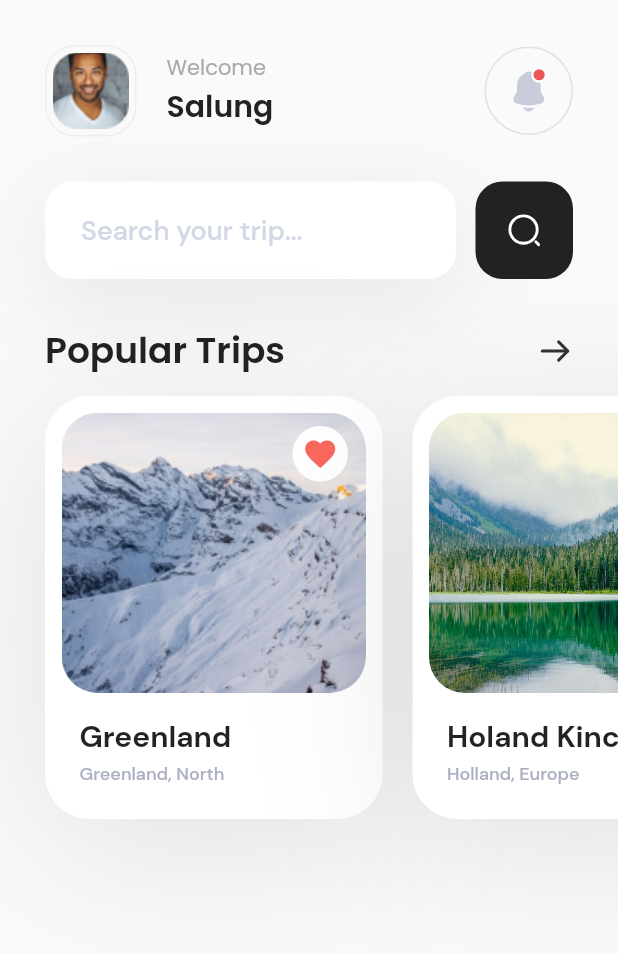
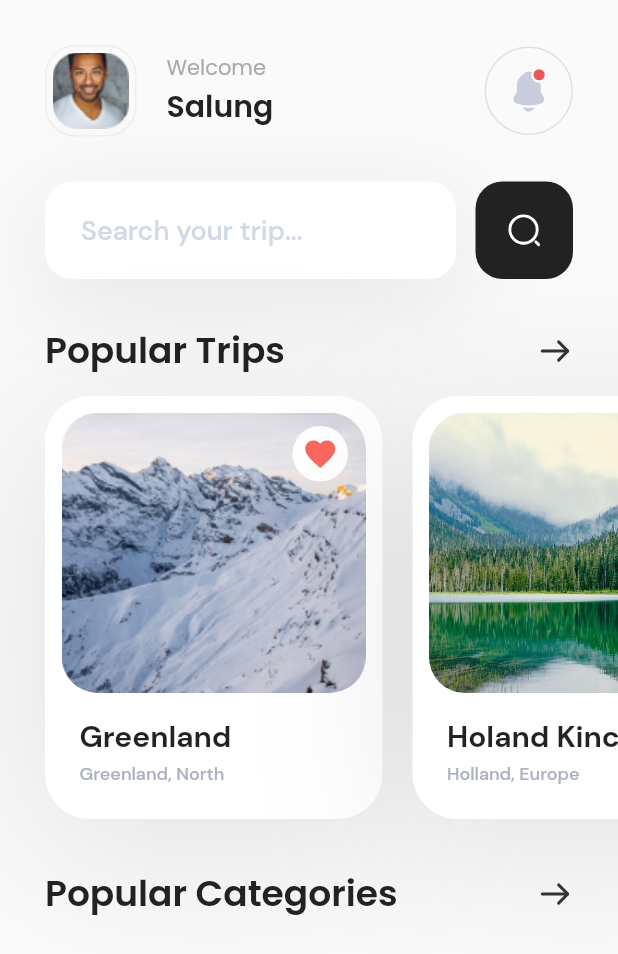
Before and after one commit to Dan-Y-Ko/Flutter-Dart-Playground, a Flutter app: the screen it shows after launch, on a phone screen of 412 x 824 dp. Shown: the top 954 px of the screen. Run offline on Flutter 3.47's test engine with Material 2 defaults, Android fonts, the phone set to English and light mode, and no system bars; our stand-ins replace flutter_svg.

Commit message:
fix imports

```diff
--- a/flutter/ui/travel_app_ui/lib/module/discover/screens/discover_screen.dart
+++ b/flutter/ui/travel_app_ui/lib/module/discover/screens/discover_screen.dart
@@ -1,5 +1,5 @@
 import 'package:flutter/material.dart';
-import 'package:travel_app_ui/module/discover/widgets/trips_builder.dart';
+import '../widgets/trips_builder.dart';
 
 import '../widgets/category.dart';
 import '../widgets/header.dart';
@@ -31,6 +31,10 @@ class DiscoverScreen extends StatelessWidget {
                     height: 12.0,
                   ),
                   TripsBuilder(),
+                  SizedBox(
+                    height: 32.0,
+                  ),
+                  Category(text: 'Popular Categories'),
                 ],
               ),
             ),
--- a/flutter/ui/travel_app_ui/lib/module/discover/widgets/hearts.dart
+++ b/flutter/ui/travel_app_ui/lib/module/discover/widgets/hearts.dart
@@ -1,5 +1,5 @@
 import 'package:flutter/material.dart';
-import 'package:travel_app_ui/core/widgets/image_container.dart';
+import '../../../core/widgets/image_container.dart';
 
 class Hearts extends StatelessWidget {
   const Hearts({Key? key}) : super(key: key);
--- a/flutter/ui/travel_app_ui/lib/module/discover/widgets/trips_builder.dart
+++ b/flutter/ui/travel_app_ui/lib/module/discover/widgets/trips_builder.dart
@@ -1,7 +1,7 @@
 import 'package:flutter/material.dart';
-import 'package:travel_app_ui/core/widgets/image_container.dart';
-import 'package:travel_app_ui/module/discover/models/trips.dart';
-import 'package:travel_app_ui/module/discover/widgets/hearts.dart';
+
+import '../models/trips.dart';
+import 'hearts.dart';
 
 class TripsBuilder extends StatelessWidget {
   const TripsBuilder({Key? key}) : super(key: key);
```
